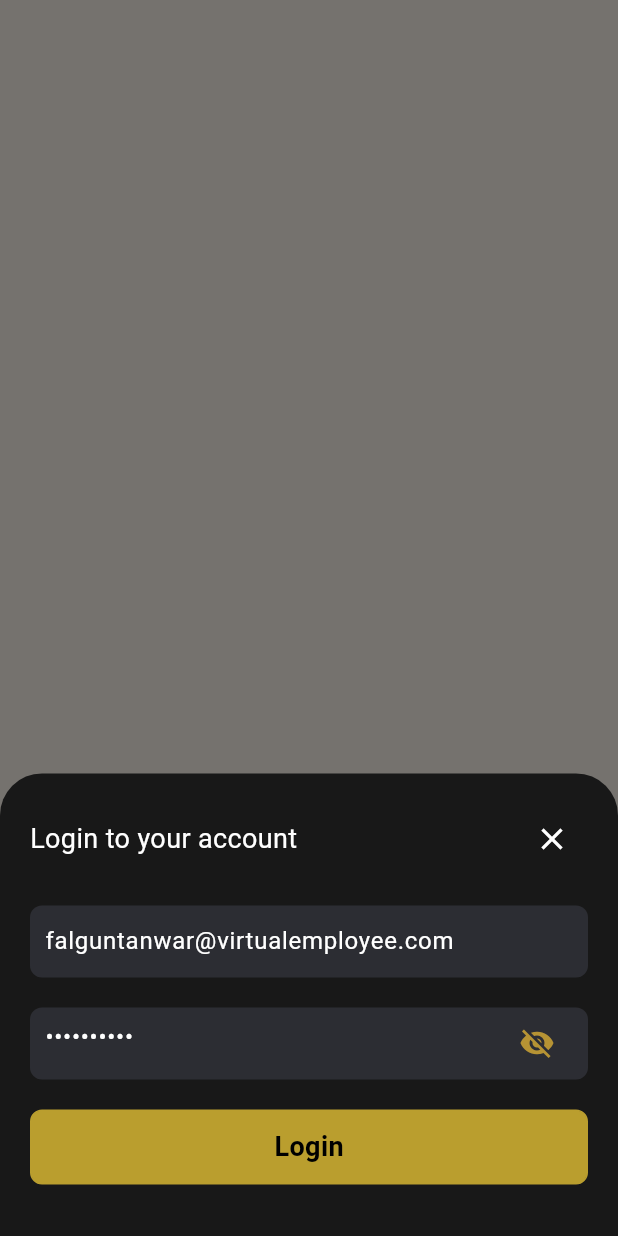
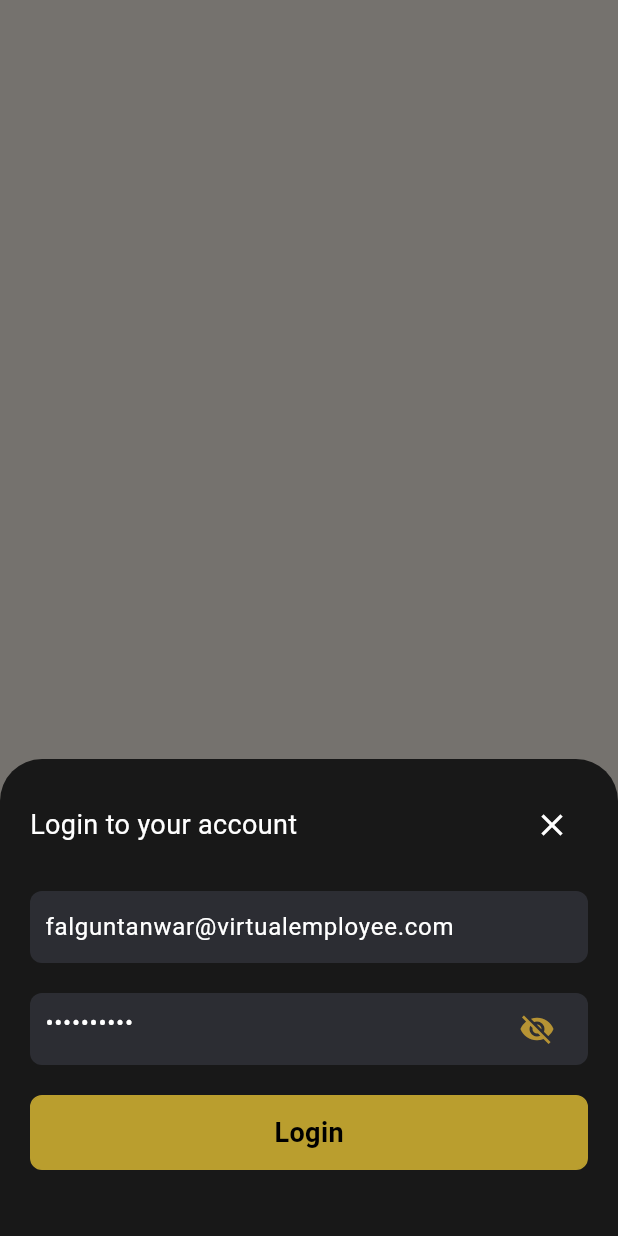
Before and after one commit to FalgunT/SJPR, a Flutter app: what bottomSheet() shows on an empty page, opened directly, on a phone screen of 412 x 824 dp. Run offline on Flutter 3.47's test engine with Material 3 defaults, Android fonts, the phone set to English and light mode, and no system bars; our stand-ins replace connectivity_plus, file_picker, flutter_svg, fluttertoast, hexcolor, image_picker and 5 more; missing offline and left inert: cunning_document_scanner, dart:ffi, flutter_document_scanner; accounts and stored records are empty.

Commit message:
iOS device run
fixed the iOS and login page issue

```diff
--- a/sjpr/lib/screen/auth/login_screen.dart
+++ b/sjpr/lib/screen/auth/login_screen.dart
@@ -125,6 +125,7 @@ class _LoginScreenState extends State<LoginScreen> {
 }
 
 bottomSheet(BuildContext context) {
+
   final appTheme = AppTheme.of(context);
   LoginBloc loginBloc = LoginBloc();
   loginBloc.initData();
@@ -133,15 +134,15 @@ bottomSheet(BuildContext context) {
       isScrollControlled: true,
       context: context,
       builder: (BuildContext context) {
-        return Padding(
+        return Wrap(
+          children: [
+            Padding(
               padding: EdgeInsets.fromLTRB(
-              20, 20, 20, MediaQuery.of(context).viewInsets.bottom),
+                  20, 20, 20, 24),
               /*   padding: EdgeInsets.only(
                   bottom: MediaQuery.of(context)
                       .viewInsets
                       .bottom), */ // Add bottom padding to avoid keyboard overlap
-          child: SizedBox(
-            height: MediaQuery.of(context).size.height * 0.35,
               child: Form(
                 key: formKey,
                 child: Column(
@@ -208,11 +209,15 @@ bottomSheet(BuildContext context) {
                           if (formKey.currentState!.validate()) {
                             loginBloc.login(context, true);
                           }
-                      })
+                        }),
+                    const SizedBox(
+                      height: 20,
+                    ),
                   ],
                 ),
               ),
             ),
+          ],
         );
       });
 }
```
Also changed, not shown: 4 other files. Lines whose indentation alone changed are shown as unchanged.
